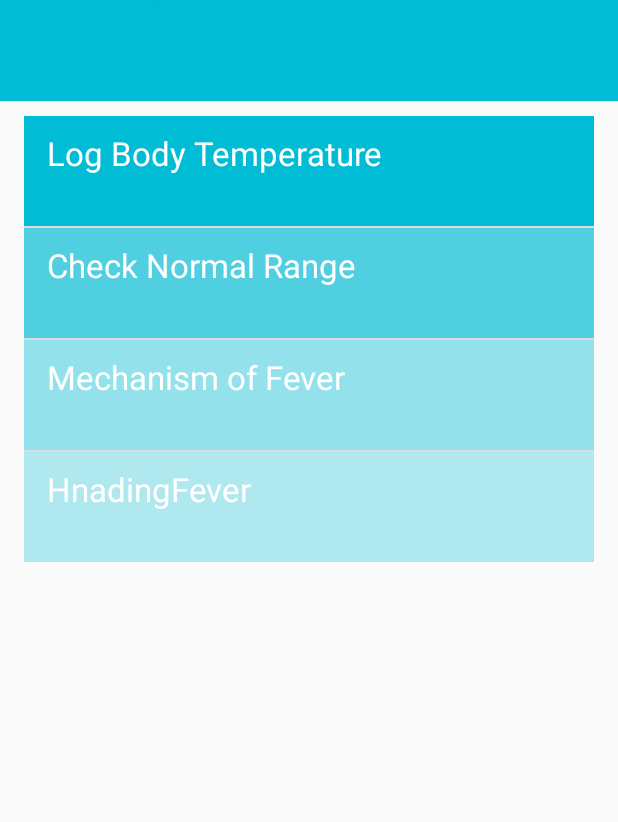
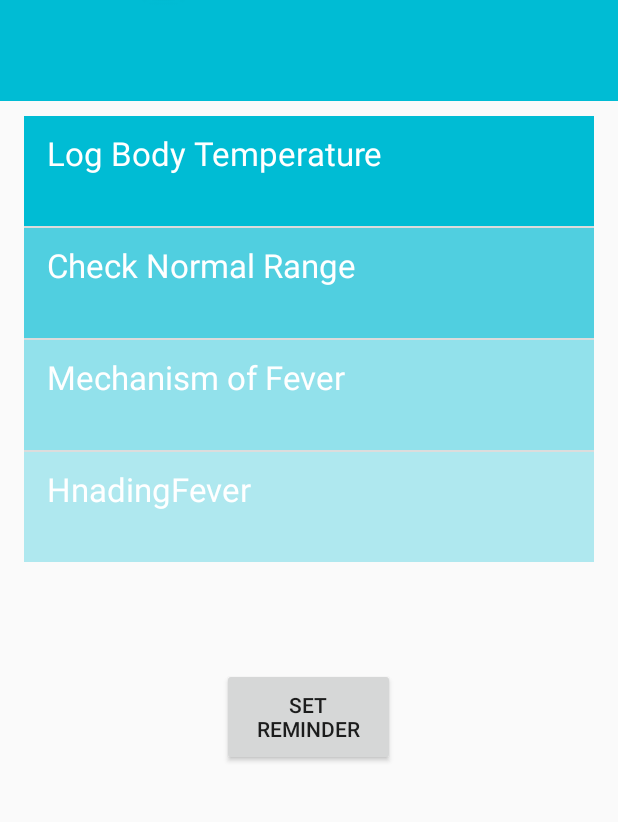
Before and after one commit to Dai-Isaji/BT_Tracker, an Android app: the screen it shows after launch (MainActivity), on a phone screen of 412 x 824 dp, the part 280-1102 px from its top. Run offline under Robolectric (Android 15) with nearby library versions, the phone set to English and light mode, and no system bars.

Commit message:
Finished Hands on 5.2 thank you very much

```diff
--- a/app/src/main/res/layout/activity_main.xml
+++ b/app/src/main/res/layout/activity_main.xml
@@ -43,6 +43,7 @@
         app:layout_constraintStart_toEndOf="@+id/imageView" />
 
     <LinearLayout
+        android:id="@+id/linearLayout2"
         android:layout_width="0dp"
         android:layout_height="297dp"
         android:layout_marginStart="16dp"
@@ -129,4 +130,17 @@
             android:textAppearance="@style/TextAppearance.AppCompat.Large"
             android:textColor="#FFFFFF" />
     </LinearLayout>
+
+    <Button
+        android:id="@+id/setReminder"
+        android:layout_width="115dp"
+        android:layout_height="65dp"
+        android:onClick="setReminder"
+        android:text="Set Reminder"
+        app:layout_constraintBottom_toBottomOf="parent"
+        app:layout_constraintEnd_toEndOf="parent"
+        app:layout_constraintHorizontal_bias="0.498"
+        app:layout_constraintStart_toStartOf="parent"
+        app:layout_constraintTop_toBottomOf="@+id/linearLayout2"
+        app:layout_constraintVertical_bias="0.359" />
 </androidx.constraintlayout.widget.ConstraintLayout>
```
Also changed, not shown: app/src/main/AndroidManifest.xml (+8 -3 lines), app/src/main/java/com/example/bttracker/MainActivity.java (+59 -5 lines), app/src/main/java/com/example/bttracker/ReminderBroadcastReceiver.java (added, +28 -0 lines).
